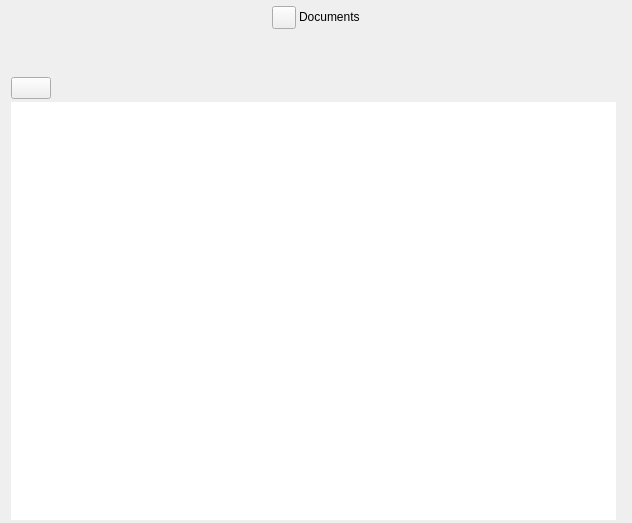
Above: ui/notes_view.ui from zkovari/plotlyst before the change. Below: the same form after it.
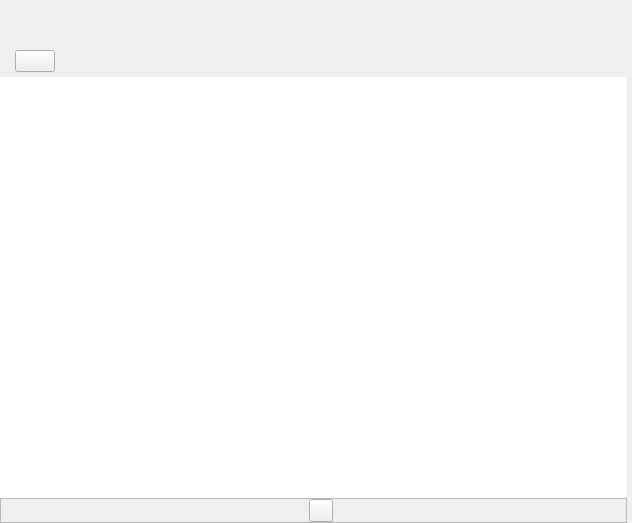
That is the form after the change. The open tabs and pages were chosen to show the change. Custom widgets are drawn as their Qt base class.

Commit message:
Apply new style to docs and manuscript panel (#616)
* Apply new style

* Apply style for docs

* Apply style for docs

* Apply margins for docs

* Hide doc title on scroll

* Apply style to manuscript panel

* qa

* qa

The edit to the form file:
```diff
--- a/ui/notes_view.ui
+++ b/ui/notes_view.ui
@@ -18,109 +18,17 @@
     <number>3</number>
    </property>
    <property name="leftMargin">
-    <number>10</number>
+    <number>0</number>
    </property>
    <property name="topMargin">
-    <number>2</number>
+    <number>0</number>
    </property>
    <property name="rightMargin">
-    <number>10</number>
+    <number>0</number>
    </property>
    <property name="bottomMargin">
-    <number>2</number>
+    <number>0</number>
    </property>
-   <item>
-    <widget class="QWidget" name="widget" native="true">
-     <property name="sizePolicy">
-      <sizepolicy hsizetype="Preferred" vsizetype="Maximum">
-       <horstretch>0</horstretch>
-       <verstretch>0</verstretch>
-      </sizepolicy>
-     </property>
-     <layout class="QHBoxLayout" name="horizontalLayout">
-      <property name="spacing">
-       <number>3</number>
-      </property>
-      <property name="leftMargin">
-       <number>2</number>
-      </property>
-      <property name="topMargin">
-       <number>4</number>
-      </property>
-      <property name="rightMargin">
-       <number>2</number>
-      </property>
-      <property name="bottomMargin">
-       <number>4</number>
-      </property>
-      <item>
-       <spacer name="horizontalSpacer_2">
-        <property name="orientation">
-         <enum>Qt::Horizontal</enum>
-        </property>
-        <property name="sizeHint" stdset="0">
-         <size>
-          <width>40</width>
-          <height>20</height>
-         </size>
-        </property>
-       </spacer>
-      </item>
-      <item>
-       <widget class="QToolButton" name="btnDocuments">
-        <property name="text">
-         <string/>
-        </property>
-        <property name="transparent" stdset="0">
-         <bool>true</bool>
-        </property>
-       </widget>
-      </item>
-      <item>
-       <widget class="QLabel" name="lblTitle">
-        <property name="sizePolicy">
-         <sizepolicy hsizetype="Preferred" vsizetype="Maximum">
-          <horstretch>0</horstretch>
-          <verstretch>0</verstretch>
-         </sizepolicy>
-        </property>
-        <property name="text">
-         <string>Documents</string>
-        </property>
-       </widget>
-      </item>
-      <item>
-       <spacer name="horizontalSpacer_3">
-        <property name="orientation">
-         <enum>Qt::Horizontal</enum>
-        </property>
-        <property name="sizeHint" stdset="0">
-         <size>
-          <width>40</width>
-          <height>20</height>
-         </size>
-        </property>
-       </spacer>
-      </item>
-     </layout>
-    </widget>
-   </item>
-   <item>
-    <spacer name="verticalSpacer">
-     <property name="orientation">
-      <enum>Qt::Vertical</enum>
-     </property>
-     <property name="sizeType">
-      <enum>QSizePolicy::Fixed</enum>
-     </property>
-     <property name="sizeHint" stdset="0">
-      <size>
-       <width>20</width>
-       <height>40</height>
-      </size>
-     </property>
-    </spacer>
-   </item>
    <item>
     <widget class="QSplitter" name="splitter">
      <property name="orientation">
@@ -139,24 +47,33 @@
         <height>16777215</height>
        </size>
       </property>
+      <property name="bg" stdset="0">
+       <bool>true</bool>
+      </property>
       <layout class="QVBoxLayout" name="verticalLayout_3">
        <property name="spacing">
-        <number>3</number>
+        <number>0</number>
        </property>
        <property name="leftMargin">
-        <number>1</number>
+        <number>0</number>
        </property>
        <property name="topMargin">
-        <number>1</number>
+        <number>50</number>
        </property>
        <property name="rightMargin">
-        <number>1</number>
+        <number>0</number>
        </property>
        <property name="bottomMargin">
-        <number>1</number>
+        <number>0</number>
        </property>
        <item>
         <layout class="QHBoxLayout" name="horizontalLayout_2">
+         <property name="leftMargin">
+          <number>15</number>
+         </property>
+         <property name="bottomMargin">
+          <number>5</number>
+         </property>
          <item>
           <widget class="QPushButton" name="btnAdd">
            <property name="sizePolicy">
@@ -232,6 +149,55 @@
          <property name="frameShape">
           <enum>QFrame::NoFrame</enum>
          </property>
+         <property name="bg" stdset="0">
+          <bool>true</bool>
+         </property>
+        </widget>
+       </item>
+       <item>
+        <widget class="QFrame" name="wdgDocsBottom">
+         <property name="frameShape">
+          <enum>QFrame::StyledPanel</enum>
+         </property>
+         <property name="frameShadow">
+          <enum>QFrame::Sunken</enum>
+         </property>
+         <property name="bottom-bar" stdset="0">
+          <bool>true</bool>
+         </property>
+         <layout class="QHBoxLayout" name="horizontalLayout">
+          <property name="spacing">
+           <number>3</number>
+          </property>
+          <property name="leftMargin">
+           <number>15</number>
+          </property>
+          <property name="topMargin">
+           <number>0</number>
+          </property>
+          <property name="rightMargin">
+           <number>0</number>
+          </property>
+          <property name="bottomMargin">
+           <number>0</number>
+          </property>
+          <item>
+           <widget class="QToolButton" name="toolButton">
+            <property name="text">
+             <string/>
+            </property>
+            <property name="iconSize">
+             <size>
+              <width>16</width>
+              <height>16</height>
+             </size>
+            </property>
+            <property name="transparent" stdset="0">
+             <bool>true</bool>
+            </property>
+           </widget>
+          </item>
+         </layout>
         </widget>
        </item>
       </layout>
@@ -244,9 +210,12 @@
        </sizepolicy>
       </property>
       <property name="currentIndex">
-       <number>1</number>
+       <number>0</number>
       </property>
       <widget class="QWidget" name="docEditorPage">
+       <property name="relaxed-white-bg" stdset="0">
+        <bool>true</bool>
+       </property>
        <layout class="QVBoxLayout" name="verticalLayout_4">
         <property name="spacing">
          <number>1</number>
@@ -266,6 +235,9 @@
        </layout>
       </widget>
       <widget class="QWidget" name="customEditorPage">
+       <property name="relaxed-white-bg" stdset="0">
+        <bool>true</bool>
+       </property>
        <layout class="QVBoxLayout" name="verticalLayout_2">
         <property name="spacing">
          <number>3</number>
```
The commit also changes 14 other files.
